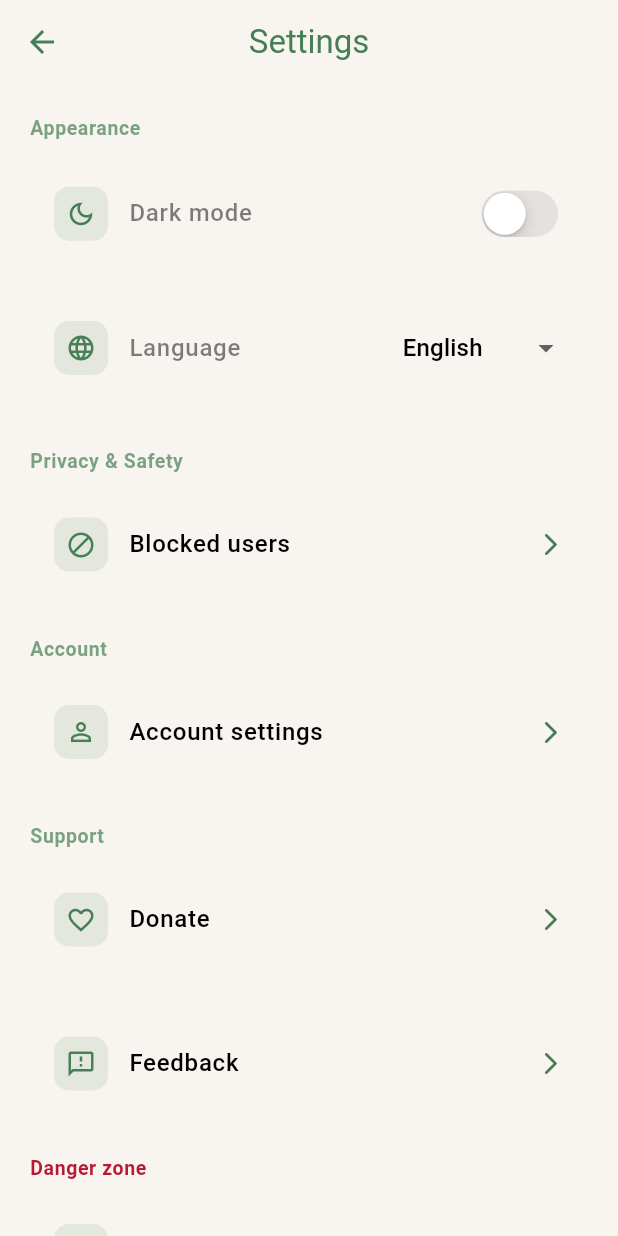
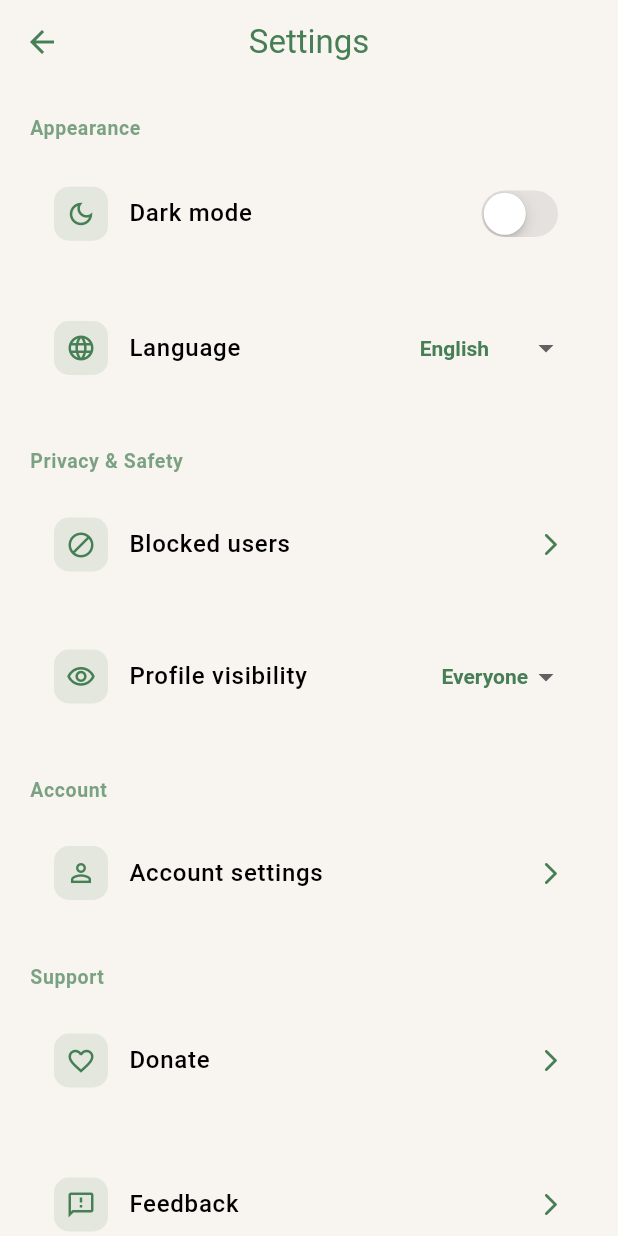
Before and after one commit to mohtadieb/ummah-chat, a Flutter app: the SettingsPage screen opened by its route, on a phone screen of 412 x 824 dp. Run offline on Flutter 3.47's test engine with Material 3 defaults, Android fonts, the phone set to English and light mode, and no system bars; our stand-ins replace app_links, easy_localization, firebase_core, firebase_messaging, image_cropper, image_picker and 7 more; missing offline and left inert: flutter_sound, photo_manager, photo_manager_image_provider, video_compress, video_thumbnail, wechat_assets_picker; accounts and stored records are empty.

Commit message:
profile visibility

```diff
--- a/lib/models/user_profile.dart
+++ b/lib/models/user_profile.dart
@@ -7,20 +7,24 @@ class UserProfile {
   final String profilePhotoUrl;
   final DateTime createdAt;
 
-  /// 🆕 Country (set on CompleteProfilePage)
+  /// Country (set on CompleteProfilePage)
   final String country;
 
-  /// 🆕 City (editable in "About me")
+  /// City (editable in "About me")
   final String? city;
 
-  /// 🆕 Gender: "male" or "female"
+  /// Gender: "male" or "female"
   final String gender;
 
   final List<String> languages;
   final List<String> interests;
 
-  /// 🆕 When the user was last active in the app (UTC in Supabase)
+  /// When the user was last active in the app (UTC in Supabase)
   final DateTime? lastSeenAt;
+
+  /// ✅ NEW: profile visibility
+  /// Allowed values: 'everyone' | 'friends' | 'nobody'
+  final String profileVisibility;
 
   UserProfile({
     required this.id,
@@ -36,6 +40,7 @@ class UserProfile {
     this.gender = '',
     this.languages = const [],
     this.interests = const [],
+    this.profileVisibility = 'everyone', // ✅ default
   });
 
   /// 🟢 Derived convenience: "online" if active in the last 5 minutes
@@ -47,15 +52,18 @@ class UserProfile {
     return diff.inMinutes < 5;
   }
 
+  /// Convenience helpers for visibility
+  bool get isProfilePublic => profileVisibility == 'everyone';
+  bool get isProfileFriendsOnly => profileVisibility == 'friends';
+  bool get isProfileHidden => profileVisibility == 'nobody';
+
   /// Create a UserProfile from a Supabase row (Map)
   factory UserProfile.fromMap(Map<String, dynamic> map) {
     final createdAtRaw = map['created_at'];
     final lastSeenRaw = map['last_seen_at'];
 
     DateTime parseDate(dynamic value) {
-      if (value == null) {
-        return DateTime.now().toUtc();
-      }
+      if (value == null) return DateTime.now().toUtc();
       if (value is DateTime) return value.toUtc();
       return DateTime.parse(value.toString()).toUtc();
     }
@@ -67,7 +75,7 @@ class UserProfile {
     }
 
     return UserProfile(
-      id: map['id'] as String,
+      id: (map['id'] ?? '') as String,
       name: (map['name'] ?? '') as String,
       email: (map['email'] ?? '') as String,
       username: (map['username'] ?? '') as String,
@@ -78,12 +86,17 @@ class UserProfile {
       country: (map['country'] ?? '') as String,
       city: map['city'] as String?,
       gender: (map['gender'] ?? '') as String,
-      languages: List<String>.from(map['languages'] ?? []),
-      interests: List<String>.from(map['interests'] ?? []),
+      languages: List<String>.from(map['languages'] ?? const []),
+      interests: List<String>.from(map['interests'] ?? const []),
+
+      // ✅ NEW column
+      profileVisibility:
+      (map['profile_visibility'] as String?)?.trim().toLowerCase() ??
+          'everyone',
     );
   }
 
-  /// Convert to Map (e.g. if you ever want to upsert/update)
+  /// Convert to Map (e.g. for updates)
   Map<String, dynamic> toMap() {
     return {
       'id': id,
@@ -99,6 +112,9 @@ class UserProfile {
       'gender': gender,
       'languages': languages,
       'interests': interests,
+
+      // ✅ NEW field
+      'profile_visibility': profileVisibility,
     };
   }
 
@@ -117,6 +133,7 @@ class UserProfile {
     String? gender,
     List<String>? languages,
     List<String>? interests,
+    String? profileVisibility,
   }) {
     return UserProfile(
       id: id ?? this.id,
@@ -132,6 +149,7 @@ class UserProfile {
       gender: gender ?? this.gender,
       languages: languages ?? this.languages,
       interests: interests ?? this.interests,
+      profileVisibility: profileVisibility ?? this.profileVisibility,
     );
   }
 }
--- a/lib/pages/settings_page.dart
+++ b/lib/pages/settings_page.dart
@@ -1,19 +1,16 @@
 import 'package:flutter/cupertino.dart';
 import 'package:flutter/material.dart';
-import 'package:supabase_flutter/supabase_flutter.dart';
 import 'package:ummah_chat/components/my_loading_circle.dart';
 import 'package:provider/provider.dart';
 import 'package:url_launcher/url_launcher.dart';
-import 'package:easy_localization/easy_localization.dart'; // 👈 NEW
+import 'package:easy_localization/easy_localization.dart';
 
 import '../components/my_dialogs.dart';
 import '../components/my_settings_tile.dart';
 import '../helper/navigate_pages.dart';
-import '../services/auth/auth_gate.dart';
 import '../services/auth/auth_service.dart';
 import '../services/database/database_provider.dart';
 import '../services/localization/locale_sync_service.dart';
-import '../services/notifications/notification_service.dart';
 import '../themes/theme_provider.dart';
 import 'feedback_page.dart';
 
@@ -26,6 +23,17 @@ class SettingsPage extends StatefulWidget {
 
 class _SettingsPageState extends State<SettingsPage> {
   final AuthService _auth = AuthService();
+
+  // ✅ Your app green (same as you use elsewhere)
+  static const Color _ummahGreen = Color(0xFF0F8254);
+
+  @override
+  void initState() {
+    super.initState();
+    WidgetsBinding.instance.addPostFrameCallback((_) {
+      context.read<DatabaseProvider>().hydrateMyProfileVisibility();
+    });
+  }
 
   Future<void> _logout() async {
     FocusScope.of(context).unfocus();
@@ -100,7 +108,6 @@ class _SettingsPageState extends State<SettingsPage> {
     await launchUrl(uri, mode: LaunchMode.externalApplication);
   }
 
-  // 👇 Helper: how to show locale names in the dropdown
   String _localeLabel(Locale locale) {
     switch (locale.languageCode) {
       case 'en':
@@ -114,21 +121,32 @@ class _SettingsPageState extends State<SettingsPage> {
     }
   }
 
+  String _visibilityLabel(String v) {
+    switch (v.trim().toLowerCase()) {
+      case 'friends':
+        return 'Friends'.tr();
+      case 'nobody':
+        return 'Nobody'.tr();
+      case 'everyone':
+      default:
+        return 'Everyone'.tr();
+    }
+  }
+
   @override
   Widget build(BuildContext context) {
     final themeProvider = Provider.of<ThemeProvider>(context);
+    final cs = Theme.of(context).colorScheme;
 
-    // current & supported locales from EasyLocalization
     final currentLocale = context.locale;
     final supportedLocales = context.supportedLocales;
 
     return Scaffold(
-      backgroundColor: Theme.of(context).colorScheme.surface,
+      backgroundColor: cs.surface,
       appBar: AppBar(
-        // later you can do: 'settings_title'.tr()
         title: Text("Settings".tr()),
-        backgroundColor: Theme.of(context).colorScheme.surface,
-        foregroundColor: Theme.of(context).colorScheme.primary,
+        backgroundColor: cs.surface,
+        foregroundColor: cs.primary,
         elevation: 0,
         scrolledUnderElevation: 0,
         centerTitle: true,
@@ -140,50 +158,47 @@ class _SettingsPageState extends State<SettingsPage> {
             vertical: 20.0,
           ),
           children: [
-            // APPEARANCE SECTION
-            Text(
-              'Appearance'.tr(), // later: 'settings_appearance'.tr()
-              style: _sectionTitleStyle(context),
-            ),
+            Text('Appearance'.tr(), style: _sectionTitleStyle(context)),
             const SizedBox(height: 10),
 
-            // Dark mode toggle
             MySettingsTile(
-              title: "Dark Mode".tr(), // later: 'settings_dark_mode'.tr()
+              title: "Dark Mode".tr(),
               leadingIcon: Icons.dark_mode_outlined,
-
-              // ✅ Switch rows should NOT navigate on tile tap
-              enabled: false,
-
-              // ✅ New API: use trailing instead of onTap widget
+              enabled: true,
               trailing: CupertinoSwitch(
                 value: themeProvider.isDarkMode,
+                activeColor: _ummahGreen,
                 onChanged: (value) => themeProvider.toggleTheme(),
               ),
             ),
 
             const SizedBox(height: 10),
 
-            // 🌍 Language selector
             MySettingsTile(
-              title: "Language".tr(), // later: 'settings_language'.tr()
+              title: "Language".tr(),
               leadingIcon: Icons.language_outlined,
-
-              // ✅ Dropdown rows should NOT navigate on tile tap
-              enabled: false,
-
+              enabled: true,
               trailing: DropdownButton<Locale>(
                 value: currentLocale,
-                underline: const SizedBox(), // no blue underline
+                underline: const SizedBox(),
                 borderRadius: BorderRadius.circular(12),
+                dropdownColor: cs.surface,
+                style: TextStyle(
+                  color: cs.primary,
+                  fontWeight: FontWeight.w600,
+                ),
                 items: supportedLocales.map((locale) {
                   return DropdownMenuItem<Locale>(
                     value: locale,
-                    child: Text(_localeLabel(locale)),
+                    child: Text(
+                      _localeLabel(locale),
+                      style: TextStyle(
+                        color: cs.primary,
+                        fontWeight: FontWeight.w600,
+                      ),
+                    ),
                   );
                 }).toList(),
-
-                // ✅ IMPORTANT: await locale save + rebuild
                 onChanged: (newLocale) async {
                   if (newLocale == null) return;
 
@@ -193,7 +208,6 @@ class _SettingsPageState extends State<SettingsPage> {
 
                   await context.setLocale(newLocale);
 
-                  // ✅ NEW: store language for push localization
                   await LocaleSyncService.syncLocaleToSupabase(context);
 
                   if (!mounted) return;
@@ -204,18 +218,12 @@ class _SettingsPageState extends State<SettingsPage> {
 
             const SizedBox(height: 24),
 
-            // PRIVACY & SAFETY SECTION
-            Text(
-              'Privacy & Safety'.tr(),
-              style: _sectionTitleStyle(context),
-            ),
+            Text('Privacy & Safety'.tr(), style: _sectionTitleStyle(context)),
             const SizedBox(height: 10),
 
             MySettingsTile(
               title: "Blocked Users".tr(),
               leadingIcon: Icons.block_outlined,
-
-              // ✅ Whole tile tap navigates
               onPressed: () async {
                 final databaseProvider = Provider.of<DatabaseProvider>(
                   context,
@@ -224,22 +232,63 @@ class _SettingsPageState extends State<SettingsPage> {
                 await databaseProvider.loadBlockedUsers();
                 goBlockedUsersPage(context);
               },
-
-              // ✅ Trailing icon just for visual hint (tile handles tap)
               trailing: Icon(
                 Icons.arrow_forward_ios_rounded,
                 size: 18,
-                color: Theme.of(context).colorScheme.primary,
+                color: cs.primary,
+              ),
+            ),
+
+            const SizedBox(height: 10),
+
+            // ✅ Profile visibility dropdown (replaces private toggle)
+            MySettingsTile(
+              title: "Profile visibility".tr(),
+              leadingIcon: Icons.visibility_outlined,
+              enabled: true,
+              trailing: Consumer<DatabaseProvider>(
+                builder: (_, db, __) {
+                  final v = (db.profileVisibility).trim().toLowerCase();
+                  final safeV = (v == 'friends' || v == 'nobody' || v == 'everyone')
+                      ? v
+                      : 'everyone';
+
+                  return DropdownButton<String>(
+                    value: safeV,
+                    underline: const SizedBox(),
+                    borderRadius: BorderRadius.circular(12),
+                    dropdownColor: cs.surface,
+                    style: TextStyle(
+                      color: cs.primary,
+                      fontWeight: FontWeight.w700,
+                    ),
+                    items: [
+                      DropdownMenuItem(
+                        value: 'everyone',
+                        child: Text(_visibilityLabel('everyone')),
+                      ),
+                      DropdownMenuItem(
+                        value: 'friends',
+                        child: Text(_visibilityLabel('friends')),
+                      ),
+                      DropdownMenuItem(
+                        value: 'nobody',
+                        child: Text(_visibilityLabel('nobody')),
+                      ),
+                    ],
+                    onChanged: (val) async {
+                      if (val == null) return;
+                      if (val == safeV) return;
+                      await db.setProfileVisibility(visibility: val);
+                    },
+                  );
+                },
               ),
             ),
 
             const SizedBox(height: 24),
 
-            // ACCOUNT SECTION
-            Text(
-              'Account'.tr(),
-              style: _sectionTitleStyle(context),
-            ),
+            Text('Account'.tr(), style: _sectionTitleStyle(context)),
             const SizedBox(height: 10),
 
             MySettingsTile(
@@ -249,17 +298,13 @@ class _SettingsPageState extends State<SettingsPage> {
               trailing: Icon(
                 Icons.arrow_forward_ios_rounded,
                 size: 18,
-                color: Theme.of(context).colorScheme.primary,
+                color: cs.primary,
               ),
             ),
 
             const SizedBox(height: 24),
 
-            // SUPPORT SECTION
-            Text(
-              'Support'.tr(),
-              style: _sectionTitleStyle(context),
-            ),
+            Text('Support'.tr(), style: _sectionTitleStyle(context)),
             const SizedBox(height: 10),
 
             MySettingsTile(
@@ -269,13 +314,12 @@ class _SettingsPageState extends State<SettingsPage> {
               trailing: Icon(
                 Icons.arrow_forward_ios_rounded,
                 size: 18,
-                color: Theme.of(context).colorScheme.primary,
+                color: cs.primary,
               ),
             ),
 
             const SizedBox(height: 24),
 
-            // FEEDBACK (same spacing as other tiles/sections)
             MySettingsTile(
               title: 'Feedback'.tr(),
               leadingIcon: Icons.feedback_outlined,
@@ -288,20 +332,16 @@ class _SettingsPageState extends State<SettingsPage> {
               trailing: Icon(
                 Icons.arrow_forward_ios_rounded,
                 size: 18,
-                color: Theme.of(context).colorScheme.primary,
+                color: cs.primary,
               ),
             ),
 
             const SizedBox(height: 24),
 
-            // DANGER ZONE / LOGOUT
             Text(
               'Danger Zone'.tr(),
               style: _sectionTitleStyle(context).copyWith(
-                color: Theme.of(context)
-                    .colorScheme
-                    .error
-                    .withValues(alpha: 0.9),
+                color: cs.error.withValues(alpha: 0.9),
               ),
             ),
             const SizedBox(height: 10),
@@ -312,7 +352,7 @@ class _SettingsPageState extends State<SettingsPage> {
               onPressed: _logout,
               trailing: Icon(
                 Icons.logout,
-                color: Theme.of(context).colorScheme.error,
+                color: cs.error,
               ),
             ),
 
--- a/lib/services/database/database_provider.dart
+++ b/lib/services/database/database_provider.dart
@@ -1578,5 +1578,47 @@ class DatabaseProvider extends ChangeNotifier {
     );
   }
 
+  // DatabaseProvider
+  String _profileVisibility = 'everyone';
+  String get profileVisibility => _profileVisibility;
+
+  Future<void> hydrateMyProfileVisibility() async {
+    final uid = AuthService().getCurrentUserId();
+    final me = await getUserProfile(uid);
+
+    // default to everyone if missing
+    _profileVisibility = (me?.profileVisibility ?? 'everyone')
+        .trim()
+        .toLowerCase();
+
+    if (_profileVisibility.isEmpty) _profileVisibility = 'everyone';
+
+    notifyListeners();
+  }
+
+  Future<void> setProfileVisibility({required String visibility}) async {
+    final prev = _profileVisibility;
+
+    final v = visibility.trim().toLowerCase();
+    if (v != 'everyone' && v != 'friends' && v != 'nobody') {
+      throw Exception('Invalid profile_visibility: $visibility');
+    }
+
+    _profileVisibility = v; // optimistic
+    notifyListeners();
+
+    try {
+      await _db.setProfileVisibilityInDatabase(visibility: v);
+
+      // refresh my cached profile if you cache it
+      final uid = AuthService().getCurrentUserId();
+      await getUserProfile(uid);
+      notifyListeners();
+    } catch (_) {
+      _profileVisibility = prev; // rollback
+      notifyListeners();
+      rethrow;
+    }
+  }
 
 }
--- a/lib/services/database/database_service.dart
+++ b/lib/services/database/database_service.dart
@@ -3501,4 +3501,23 @@ class DatabaseService {
 
     await _db.from('feedback').insert(payload);
   }
+
+// DatabaseService
+  Future<void> setProfileVisibilityInDatabase({required String visibility}) async {
+    final uid = AuthService().getCurrentUserId();
+
+    // safety normalize
+    final v = visibility.trim().toLowerCase();
+    if (v != 'everyone' && v != 'friends' && v != 'nobody') {
+      throw Exception('Invalid profile_visibility: $visibility');
+    }
+
+    await Supabase.instance.client
+        .from('profiles')
+        .update({'profile_visibility': v})
+        .eq('id', uid);
+  }
+
+
+
 }
```
Also changed, not shown: lib/pages/profile_page.dart (+167 -98 lines), assets/lang/ar.json, assets/lang/en.json, assets/lang/nl.json.
